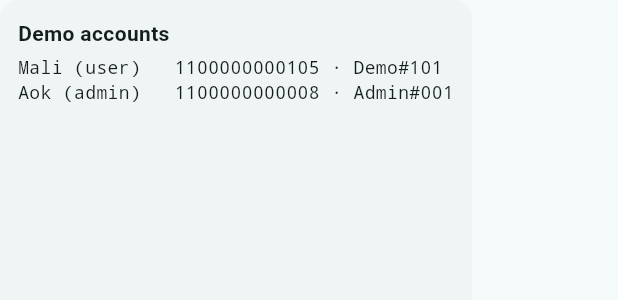
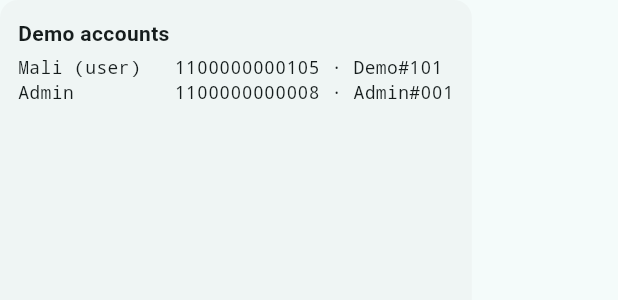
Before and after one commit to AokDesu/CSC291-DroneAid, a Flutter app: the _DemoAccountsCard widget shown alone on an empty page, opened directly, on a phone screen of 412 x 824 dp. Shown: the top 300 px of the screen. Run offline on Flutter 3.47's test engine with Material 3 defaults, Android fonts, the phone set to English and light mode, and no system bars; our stand-ins replace cloud_firestore, cloud_functions, firebase_auth, firebase_core, flutter_riverpod, go_router; accounts and stored records are empty.

Commit message:
fix(ui): demo card no longer labels admin as "Aok"
Matches the seed rename (uid droneaid-admin, displayName "Drone-Aid
Admin"). The login demo card on P-U-01 now shows a neutral "Admin"
label instead of the lead developer's name.

Co-Authored-By: Claude Opus 4.7 (1M context) <noreply@anthropic.com>

```diff
--- a/app/lib/features/auth/login_page.dart
+++ b/app/lib/features/auth/login_page.dart
@@ -187,7 +187,7 @@ class _DemoAccountsCard extends StatelessWidget {
               style: TextStyle(fontFamily: 'monospace', fontSize: 12),
             ),
             Text(
-              'Aok (admin)   1100000000008 · Admin#001',
+              'Admin         1100000000008 · Admin#001',
               style: TextStyle(fontFamily: 'monospace', fontSize: 12),
             ),
           ],
```
